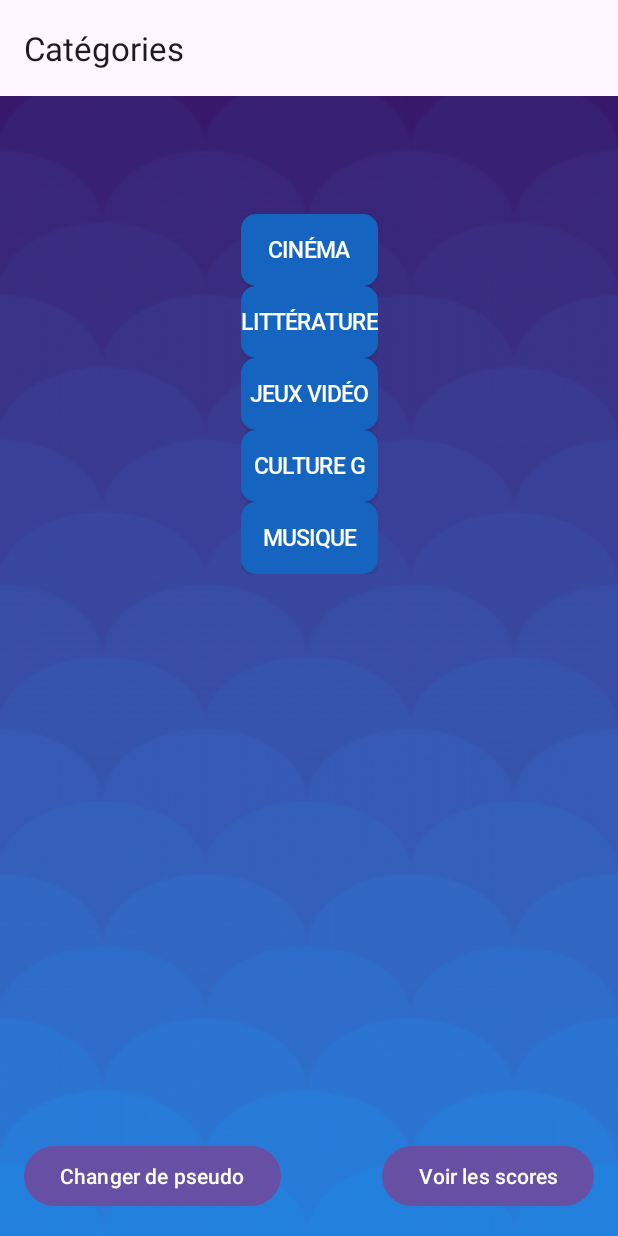
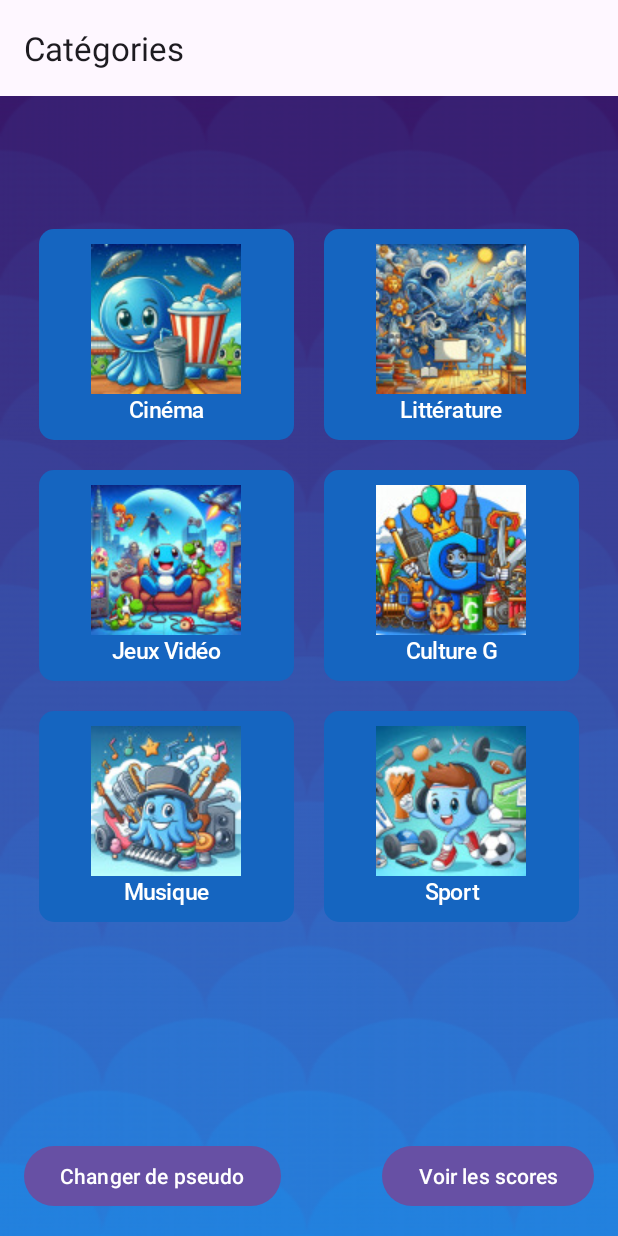
Before and after one commit to Dinholu/tpKotlin01, an Android app: the screen it shows after launch (MainActivity), after a tap on "CONTINUE", on a phone screen of 412 x 824 dp. Run offline under Robolectric (Android 15) with nearby library versions, the phone set to English and light mode, and no system bars; our stand-ins replace Room's generated code, navigation-ui.

Commit message:
ADD style for categories

```diff
--- a/app/src/main/java/com/example/quizz/CategoryFragment.kt
+++ b/app/src/main/java/com/example/quizz/CategoryFragment.kt
@@ -2,12 +2,17 @@ package com.example.quizz
 
 import android.content.Intent
 import android.os.Bundle
+import android.view.Gravity
 import androidx.fragment.app.Fragment
 import android.view.LayoutInflater
 import android.view.View
 import android.view.ViewGroup
 import android.widget.Button
+import android.widget.GridLayout
+import android.widget.ImageView
+import android.widget.LinearLayout
 import android.widget.TextView
+import androidx.core.content.ContextCompat
 import androidx.navigation.fragment.findNavController
 import com.example.quizz.databinding.FragmentCategoryBinding
 import androidx.lifecycle.lifecycleScope
@@ -68,33 +73,60 @@ class CategoryFragment : Fragment() {
         super.onDestroyView()
         _binding = null
     }
-
+    private fun getCategoryImageResource(slug: String): Int {
+        val resourceId = resources.getIdentifier(slug, "drawable", requireContext().packageName)
+        return if (resourceId != 0) resourceId else R.drawable.art_litterature // Utilise une image par défaut si aucune correspondance n'est trouvée
+    }
     private fun createCategoryButtons(categories: List<Category>) {
         binding.categoryButtons.removeAllViews() // Clear any existing buttons
-        val marginTopInPixels = resources.getDimensionPixelSize(R.dimen.fab_margin)
+        val marginInPixels = resources.getDimensionPixelSize(R.dimen.fab_margin)
+        val gridLayout = binding.categoryButtons
 
         for (category in categories) {
-            val button = Button(requireContext()).apply {
+            val buttonLayout = LinearLayout(requireContext()).apply {
+                orientation = LinearLayout.VERTICAL
+                gravity = Gravity.CENTER
+                background = ContextCompat.getDrawable(context, R.drawable.rounded_button) // Apply button background
+                layoutParams = GridLayout.LayoutParams().apply {
+                    width = 0
+                    height = GridLayout.LayoutParams.WRAP_CONTENT
+                    columnSpec = GridLayout.spec(GridLayout.UNDEFINED, 1f)
+                    rowSpec = GridLayout.spec(GridLayout.UNDEFINED, 1f)
+                    setMargins(marginInPixels, marginInPixels, marginInPixels, marginInPixels)
+                }
+                setPadding(marginInPixels, marginInPixels, marginInPixels, marginInPixels)
+            }
+
+            val imageView = ImageView(requireContext()).apply {
+                setImageResource(getCategoryImageResource(category.slug)) // Utilisez le slug pour obtenir l'image
+                background = ContextCompat.getDrawable(context, R.drawable.rounded_image) // Apply rounded image background
+                layoutParams = ViewGroup.MarginLayoutParams(
+                    ViewGroup.LayoutParams.WRAP_CONTENT,
+                    ViewGroup.LayoutParams.WRAP_CONTENT
+                ).apply {
+                    setMargins(0, 0, 0, marginInPixels / 2)
+                }
+            }
+
+            val textView = TextView(requireContext()).apply {
                 text = category.name
                 typeface = resources.getFont(R.font.robotomedium)
                 setTextColor(resources.getColor(R.color.white))
-                setBackgroundResource(R.drawable.rounded_button)
                 textSize = 15f
+                gravity = Gravity.CENTER
+            }
 
-                layoutParams = ViewGroup.MarginLayoutParams(
-                    ViewGroup.LayoutParams.MATCH_PARENT, // Width
-                    ViewGroup.LayoutParams.WRAP_CONTENT // Height
-                ).apply {
-                    setMargins(0, marginTopInPixels, 0, 0)
-                }
+            buttonLayout.addView(imageView)
+            buttonLayout.addView(textView)
 
-                setOnClickListener {
-                    fetchQuizzes(category.slug, category.name, category.id)
-                }
+            buttonLayout.setOnClickListener {
+                fetchQuizzes(category.slug, category.name, category.id)
             }
-            binding.categoryButtons.addView(button)
+
+            gridLayout.addView(buttonLayout)
         }
     }
+
     private fun fetchQuizzes(categorySlug: String, categoryName: String, categoryId: Int) {
         apiService.getQuizzes(limit = 10, category = categorySlug).enqueue(object : Callback<QuizResponse> {
             override fun onResponse(call: Call<QuizResponse>, response: Response<QuizResponse>) {
--- a/app/src/main/java/com/example/quizz/LoginActivity.kt
+++ b/app/src/main/java/com/example/quizz/LoginActivity.kt
@@ -52,7 +52,8 @@ class LoginActivity : AppCompatActivity() {
                     Category(2, "Littérature", "art_litterature"),
                     Category(3, "Jeux Vidéo", "jeux_videos"),
                     Category(4, "Culture G", "culture_generale"),
-                    Category(5, "Musique", "musique")
+                    Category(5, "Musique", "musique"),
+                    Category(6, "Sport", "sport"),
                 )
                 categories.forEach { category ->
                     try {
--- /dev/null
+++ b/app/src/main/res/drawable/rounded_image.xml
@@ -0,0 +1,6 @@
+<?xml version="1.0" encoding="utf-8"?>
+<shape xmlns:android="http://schemas.android.com/apk/res/android">
+    <solid android:color="#00000000"/> <!-- Transparent background -->
+    <corners android:radius="50dp"/> <!-- Makes the image round -->
+    <padding android:left="0dp" android:top="0dp" android:right="0dp" android:bottom="0dp"/>
+</shape>
--- a/app/src/main/res/layout/fragment_category.xml
+++ b/app/src/main/res/layout/fragment_category.xml
@@ -11,7 +11,6 @@
         android:layout_height="match_parent"
         android:padding="16dp">
 
-
         <TextView
             android:id="@+id/playerName"
             android:layout_width="wrap_content"
@@ -24,17 +23,18 @@
             app:layout_constraintEnd_toEndOf="parent"
             app:layout_constraintStart_toStartOf="parent"
             app:layout_constraintTop_toTopOf="parent" />
-        <LinearLayout
+
+        <GridLayout
             android:id="@+id/categoryButtons"
-            android:layout_width="wrap_content"
-            android:layout_height="match_parent"
+            android:layout_width="match_parent"
+            android:layout_height="wrap_content"
             android:layout_marginTop="10dp"
-            android:orientation="vertical"
+            android:columnCount="2"
+            android:orientation="horizontal"
+            app:layout_constraintTop_toBottomOf="@id/playerName"
             app:layout_constraintBottom_toBottomOf="parent"
             app:layout_constraintEnd_toEndOf="parent"
-            app:layout_constraintStart_toStartOf="parent"
-            app:layout_constraintTop_toBottomOf="@id/playerName" />
-
+            app:layout_constraintStart_toStartOf="parent"/>
 
     </androidx.constraintlayout.widget.ConstraintLayout>
 </androidx.core.widget.NestedScrollView>
```
Also changed, not shown: app/src/main/res/drawable/art_litterature.jpg (added), app/src/main/res/drawable/culture_generale.jpg (added), app/src/main/res/drawable/jeux_videos.jpg (added), app/src/main/res/drawable/musique.jpg (added), app/src/main/res/drawable/sport.jpg (added), app/src/main/res/drawable/tv_cinema.jpg (added).
